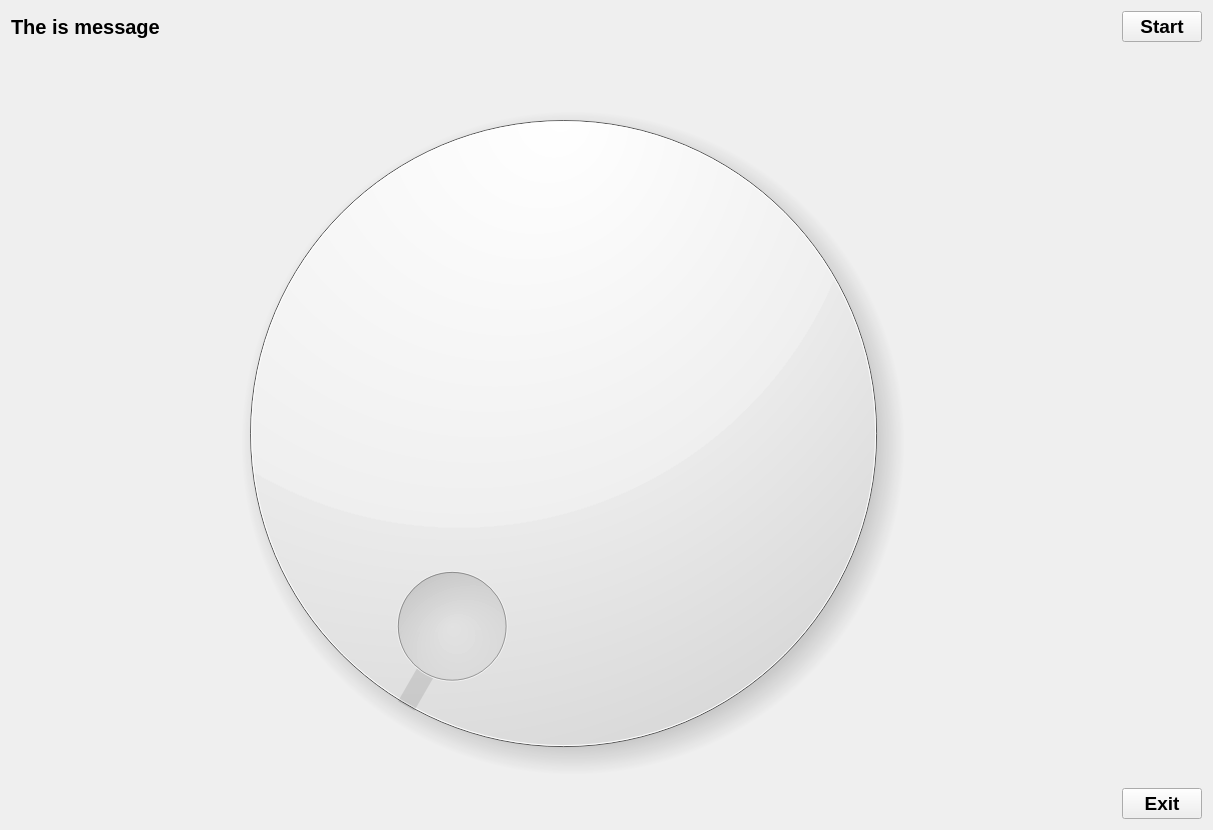
This is template/pc_assistant/pc_assistant/pc_assistant.ui in a730470317/My_stm32 as Qt 5 draws it before an edit. The edited form follows.
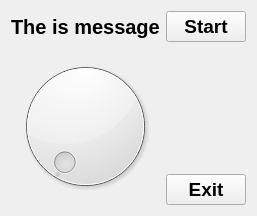
This is the edited form.

```diff
--- a/template/pc_assistant/pc_assistant/pc_assistant.ui
+++ b/template/pc_assistant/pc_assistant/pc_assistant.ui
@@ -6,8 +6,8 @@
    <rect>
     <x>0</x>
     <y>0</y>
-    <width>1213</width>
-    <height>830</height>
+    <width>253</width>
+    <height>216</height>
    </rect>
   </property>
   <property name="windowTitle">
```
Left out of the diff: 4 changed lines with no effect on the pictures.
